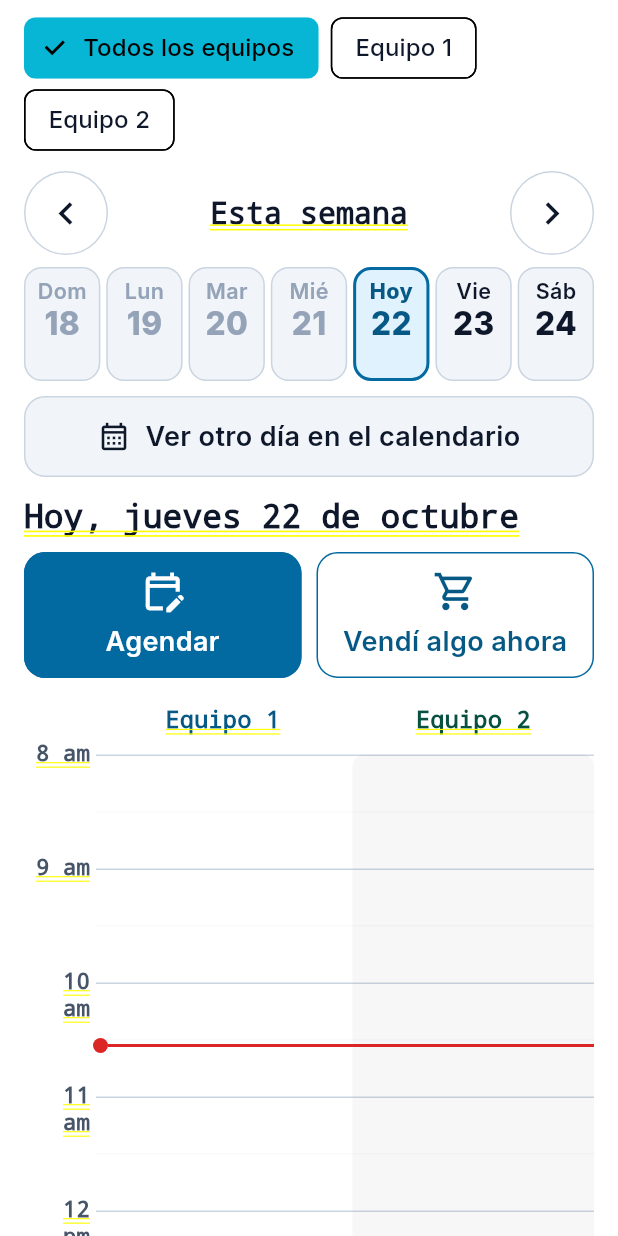
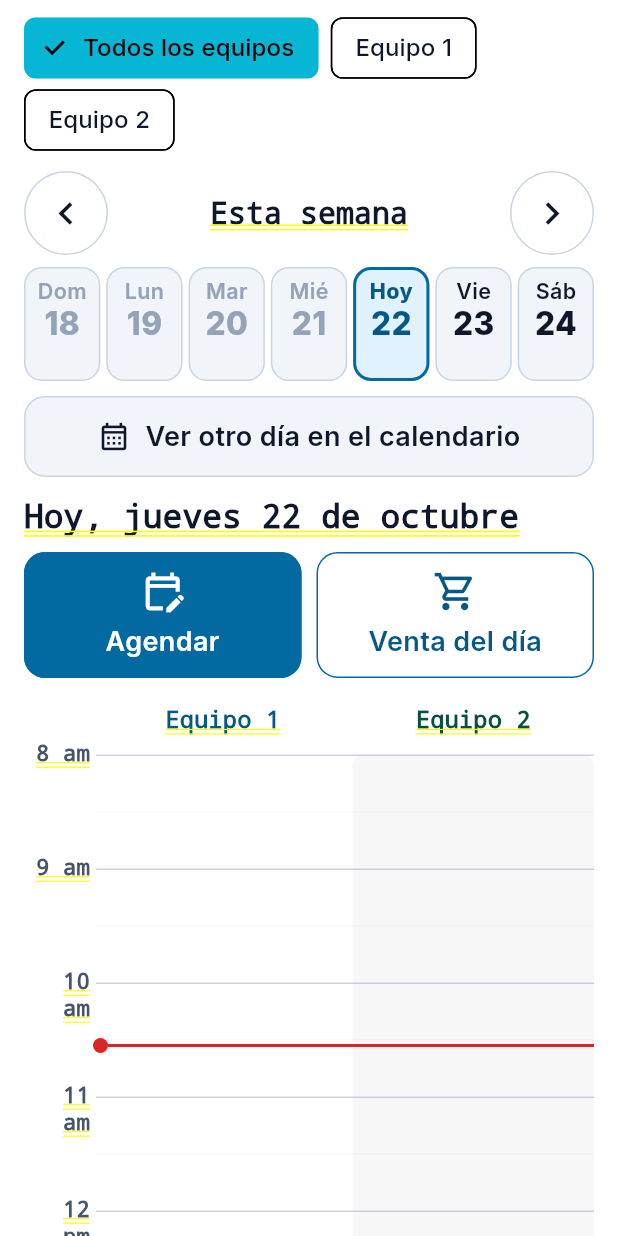
Before and after one commit to HeilamAP/herreria-app-mobile, a Flutter app: the TrabajosDiaScreen screen opened directly, on a phone screen of 412 x 824 dp. Run offline on Flutter 3.47's test engine with Material 3 defaults, Android fonts, the phone set to English and light mode, and no system bars; our stand-ins replace google_fonts, image_picker, share_plus, shared_preferences; accounts and stored records are empty.

Commit message:
Botón "Venta del día" en lugar de "Vendí algo ahora"
Co-Authored-By: Claude Opus 5.5 <noreply@anthropic.com>

```diff
--- a/lib/screens/encargado/trabajos_screen.dart
+++ b/lib/screens/encargado/trabajos_screen.dart
@@ -225,7 +225,7 @@ class _TrabajosDiaScreenState extends State<TrabajosDiaScreen> {
             const SizedBox(width: 10),
             Expanded(
               child: BotonGrande(
-                texto: 'Vendí algo ahora',
+                texto: 'Venta del día',
                 icono: Icons.shopping_cart_outlined,
                 vertical: true,
                 fontSize: 18,
```
